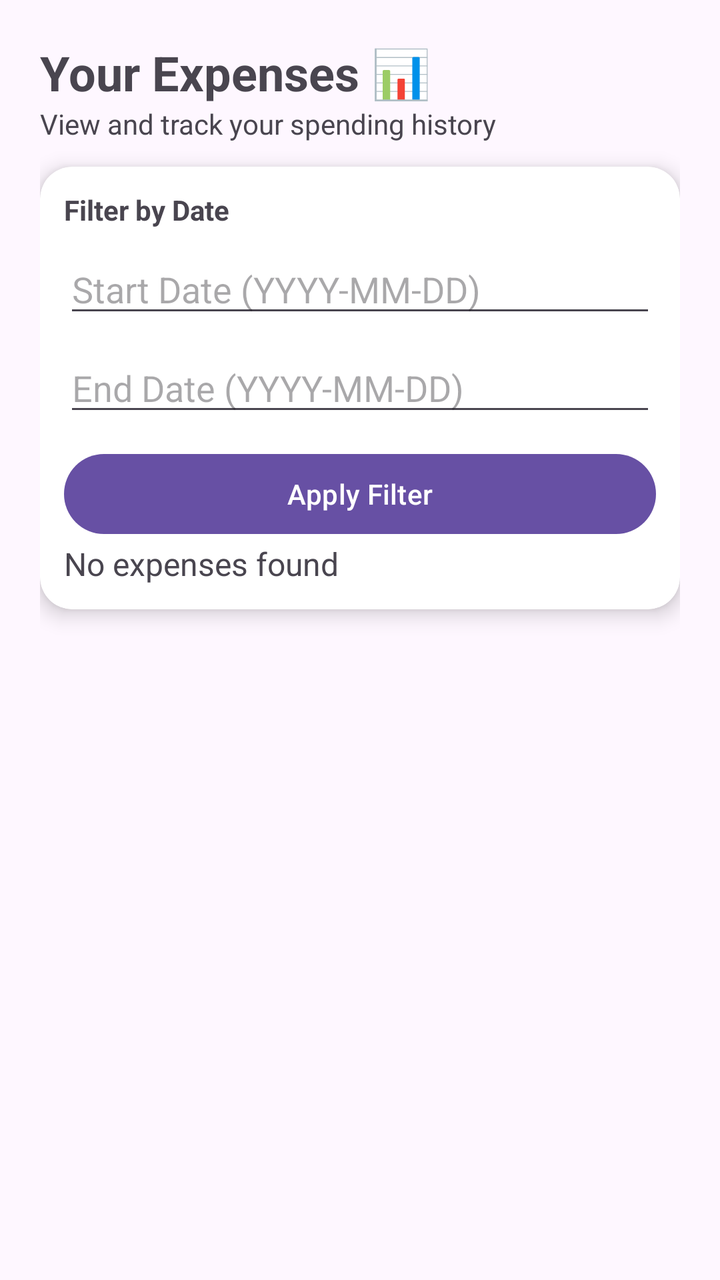
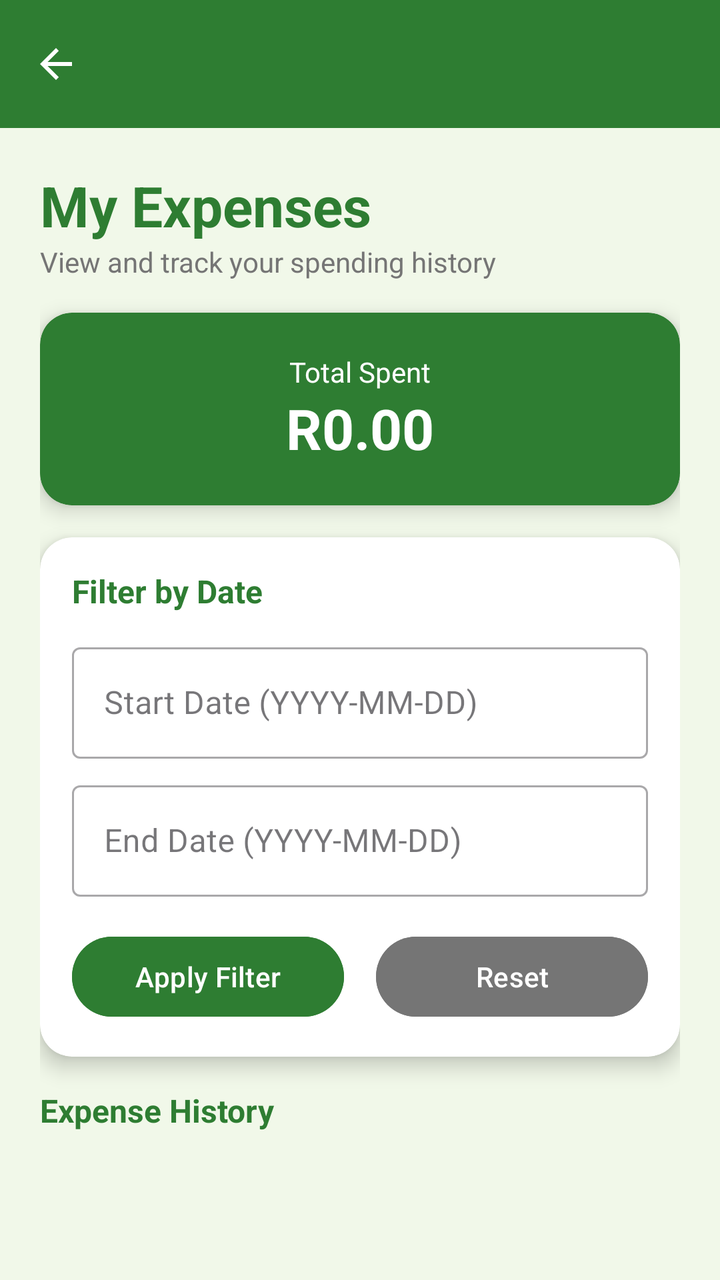

Screens rendered from an Android XML layout before and after an edit, with the pre-edit source and the edit as a unified diff.
<!-- AndroidManifest.xml: application theme Theme.BudgetTrackerApplication -->
<!-- res/layout/activity_view_expenses.xml -->
<?xml version="1.0" encoding="utf-8"?>
<LinearLayout xmlns:android="http://schemas.android.com/apk/res/android"
    xmlns:app="http://schemas.android.com/apk/res-auto"
    xmlns:tools="http://schemas.android.com/tools"
    android:id="@+id/main"
    android:layout_width="match_parent"
    android:layout_height="match_parent"
    android:orientation="vertical"
    android:padding="20dp"
    tools:context=".ViewExpensesActivity">
    
    <TextView
        android:text="Your Expenses 📊"
        android:textSize="24sp"
        android:layout_width="match_parent"
        android:layout_height="wrap_content"
        android:textStyle="bold"/>

    
    <TextView
        android:text="View and track your spending history"
        android:textSize="14sp"
        android:layout_width="match_parent"
        android:layout_height="wrap_content"
        android:layout_marginBottom="12dp"/>

    
    <androidx.cardview.widget.CardView
        android:layout_marginBottom="12dp"
        android:layout_width="match_parent"
        android:layout_height="wrap_content"
        app:cardCornerRadius="16dp"
        app:cardElevation="6dp"
        android:padding="12dp"
        android:orientation="vertical">

        <LinearLayout
            android:padding="12dp"
            android:orientation="vertical"
            android:layout_width="match_parent"
            android:layout_height="wrap_content">

            <TextView
                android:text="Filter by Date"
                android:textStyle="bold"
                android:layout_width="match_parent"
                android:layout_height="wrap_content"/>

            <EditText
                android:id="@+id/etStartDate"
                android:hint="Start Date (YYYY-MM-DD)"
                android:layout_width="match_parent"
                android:layout_height="wrap_content"
                android:layout_marginTop="8dp"/>

            <EditText
                android:id="@+id/etEndDate"
                android:hint="End Date (YYYY-MM-DD)"
                android:layout_width="match_parent"
                android:layout_height="wrap_content"
                android:layout_marginTop="8dp"/>

            <Button
                android:id="@+id/btnFilter"
                android:text="Apply Filter"
                android:layout_width="match_parent"
                android:layout_height="wrap_content"
                android:layout_marginTop="10dp"/>
            <TextView
                android:id="@+id/tvPlaceholder"
                android:text="@string/no_expenses_found"
                android:layout_width="match_parent"
                android:layout_height="wrap_content"
                android:textSize="16sp"/>

        </LinearLayout>

    </androidx.cardview.widget.CardView>

    
    <androidx.recyclerview.widget.RecyclerView
        android:id="@+id/recyclerViewExpenses"
        android:layout_width="match_parent"
        android:layout_height="match_parent"/>

</LinearLayout>
<!-- resources referenced by this layout -->
<resources>
  <string name="no_expenses_found">No expenses found</string>
  <style name="Theme.BudgetTrackerApplication" parent="Base.Theme.BudgetTrackerApplication" />
  <style name="Base.Theme.BudgetTrackerApplication" parent="Theme.Material3.DayNight.NoActionBar">
          
          
      </style>
</resources>

<!-- the commit's change to res/layout/activity_view_expenses.xml (unified diff, before → after) -->
@@ -6,81 +6,172 @@
     android:layout_width="match_parent"
     android:layout_height="match_parent"
     android:orientation="vertical"
-    android:padding="20dp"
+    android:background="@color/background_green"
     tools:context=".ViewExpensesActivity">
-    
-    <TextView
-        android:text="Your Expenses 📊"
-        android:textSize="24sp"
-        android:layout_width="match_parent"
-        android:layout_height="wrap_content"
-        android:textStyle="bold"/>
 
     
-    <TextView
-        android:text="View and track your spending history"
-        android:textSize="14sp"
+    <androidx.appcompat.widget.Toolbar
+        android:id="@+id/toolbar"
         android:layout_width="match_parent"
-        android:layout_height="wrap_content"
-        android:layout_marginBottom="12dp"/>
+        android:layout_height="?attr/actionBarSize"
+        android:background="@color/primary_green"
+        android:theme="@style/ThemeOverlay.AppCompat.Dark.ActionBar"
+        app:titleTextColor="@android:color/white"
+        app:navigationIcon="?attr/homeAsUpIndicator" />
 
-    
-    <androidx.cardview.widget.CardView
-        android:layout_marginBottom="12dp"
+    <LinearLayout
         android:layout_width="match_parent"
-        android:layout_height="wrap_content"
-        app:cardCornerRadius="16dp"
-        app:cardElevation="6dp"
-        android:padding="12dp"
-        android:orientation="vertical">
+        android:layout_height="match_parent"
+        android:orientation="vertical"
+        android:padding="20dp">
 
-        <LinearLayout
-            android:padding="12dp"
-            android:orientation="vertical"
+        
+        <TextView
+            android:text="My Expenses"
+            android:textSize="28sp"
             android:layout_width="match_parent"
-            android:layout_height="wrap_content">
+            android:layout_height="wrap_content"
+            android:textStyle="bold"
+            android:textColor="@color/primary_green" />
 
-            <TextView
-                android:text="Filter by Date"
-                android:textStyle="bold"
-                android:layout_width="match_parent"
-                android:layout_height="wrap_content"/>
+        
+        <TextView
+            android:text="View and track your spending history"
+            android:textSize="14sp"
+            android:layout_width="match_parent"
+            android:layout_height="wrap_content"
+            android:textColor="@color/text_gray"
+            android:layout_marginBottom="16dp" />
 
-            <EditText
-                android:id="@+id/etStartDate"
-                android:hint="Start Date (YYYY-MM-DD)"
+        
+        <androidx.cardview.widget.CardView
+            android:layout_marginBottom="16dp"
+            android:layout_width="match_parent"
+            android:layout_height="wrap_content"
+            app:cardCornerRadius="16dp"
+            app:cardElevation="6dp"
+            android:backgroundTint="@color/primary_green">
+
+            <LinearLayout
+                android:padding="20dp"
+                android:orientation="vertical"
                 android:layout_width="match_parent"
                 android:layout_height="wrap_content"
-                android:layout_marginTop="8dp"/>
+                android:gravity="center">
 
-            <EditText
-                android:id="@+id/etEndDate"
-                android:hint="End Date (YYYY-MM-DD)"
+                <TextView
+                    android:text="Total Spent"
+                    android:textSize="14sp"
+                    android:textColor="@android:color/white"
+                    android:layout_width="wrap_content"
+                    android:layout_height="wrap_content" />
+
+                <TextView
+                    android:id="@+id/tvTotalAmount"
+                    android:text="R0.00"
+                    android:textSize="28sp"
+                    android:textStyle="bold"
+                    android:textColor="@android:color/white"
+                    android:layout_width="wrap_content"
+                    android:layout_height="wrap_content" />
+
+            </LinearLayout>
+        </androidx.cardview.widget.CardView>
+
+        
+        <androidx.cardview.widget.CardView
+            android:layout_marginBottom="16dp"
+            android:layout_width="match_parent"
+            android:layout_height="wrap_content"
+            app:cardCornerRadius="16dp"
+            app:cardElevation="6dp"
+            android:backgroundTint="@android:color/white">
+
+            <LinearLayout
+                android:padding="16dp"
+                android:orientation="vertical"
                 android:layout_width="match_parent"
-                android:layout_height="wrap_content"
-                android:layout_marginTop="8dp"/>
+                android:layout_height="wrap_content">
 
-            <Button
-                android:id="@+id/btnFilter"
-                android:text="Apply Filter"
-                android:layout_width="match_parent"
-                android:layout_height="wrap_content"
-                android:layout_marginTop="10dp"/>
-            <TextView
-                android:id="@+id/tvPlaceholder"
-                android:text="@string/no_expenses_found"
-                android:layout_width="match_parent"
-                android:layout_height="wrap_content"
-                android:textSize="16sp"/>
+                <TextView
+                    android:text="Filter by Date"
+                    android:textStyle="bold"
+                    android:textSize="16sp"
+                    android:textColor="@color/primary_green"
+                    android:layout_width="match_parent"
+                    android:layout_height="wrap_content"
+                    android:layout_marginBottom="12dp" />
 
-        </LinearLayout>
+                <com.google.android.material.textfield.TextInputLayout
+                    style="@style/Widget.MaterialComponents.TextInputLayout.OutlinedBox"
+                    android:layout_width="match_parent"
+                    android:layout_height="wrap_content"
+                    android:layout_marginBottom="8dp">
 
-    </androidx.cardview.widget.CardView>
+                    <EditText
+                        android:id="@+id/etStartDate"
+                        android:hint="Start Date (YYYY-MM-DD)"
+                        android:layout_width="match_parent"
+                        android:layout_height="wrap_content" />
+                </com.google.android.material.textfield.TextInputLayout>
 
-    
-    <androidx.recyclerview.widget.RecyclerView
-        android:id="@+id/recyclerViewExpenses"
-        android:layout_width="match_parent"
-        android:layout_height="match_parent"/>
+                <com.google.android.material.textfield.TextInputLayout
+                    style="@style/Widget.MaterialComponents.TextInputLayout.OutlinedBox"
+                    android:layout_width="match_parent"
+                    android:layout_height="wrap_content"
+                    android:layout_marginBottom="16dp">
 
+                    <EditText
+                        android:id="@+id/etEndDate"
+                        android:hint="End Date (YYYY-MM-DD)"
+                        android:layout_width="match_parent"
+                        android:layout_height="wrap_content" />
+                </com.google.android.material.textfield.TextInputLayout>
+
+                <LinearLayout
+                    android:layout_width="match_parent"
+                    android:layout_height="wrap_content"
+                    android:orientation="horizontal">
+
+                    <Button
+                        android:id="@+id/btnFilter"
+                        android:text="Apply Filter"
+                        android:layout_width="0dp"
+                        android:layout_height="48dp"
+                        android:layout_weight="1"
+                        android:layout_marginEnd="8dp"
+                        android:backgroundTint="@color/primary_green"
+                        android:textColor="@android:color/white" />
+
+                    <Button
+                        android:id="@+id/btnReset"
+                        android:text="Reset"
+                        android:layout_width="0dp"
+                        android:layout_height="48dp"
+                        android:layout_weight="1"
+                        android:layout_marginStart="8dp"
+                        android:backgroundTint="@color/text_gray"
+                        android:textColor="@android:color/white" />
+
+                </LinearLayout>
+
+            </LinearLayout>
+        </androidx.cardview.widget.CardView>
+
+        
+        <TextView
+            android:text="Expense History"
+            android:textStyle="bold"
+            android:textSize="16sp"
+            android:textColor="@color/primary_green"
+            android:layout_width="match_parent"
+            android:layout_height="wrap_content"
+            android:layout_marginBottom="8dp" />
+
+        <androidx.recyclerview.widget.RecyclerView
+            android:id="@+id/recyclerViewExpenses"
+            android:layout_width="match_parent"
+            android:layout_height="match_parent" />
+
+    </LinearLayout>
 </LinearLayout>
<!-- resource entries referenced after the edit -->
@@ -1,6 +1,8 @@
 <!-- resources referenced by this layout -->
 <resources>
-  <string name="no_expenses_found">No expenses found</string>
+  <color name="background_green">#F1F8E9</color>
+  <color name="primary_green">#2E7D32</color>
+  <color name="text_gray">#757575</color>
   <style name="Theme.BudgetTrackerApplication" parent="Base.Theme.BudgetTrackerApplication" />
   <style name="Base.Theme.BudgetTrackerApplication" parent="Theme.Material3.DayNight.NoActionBar">
           
